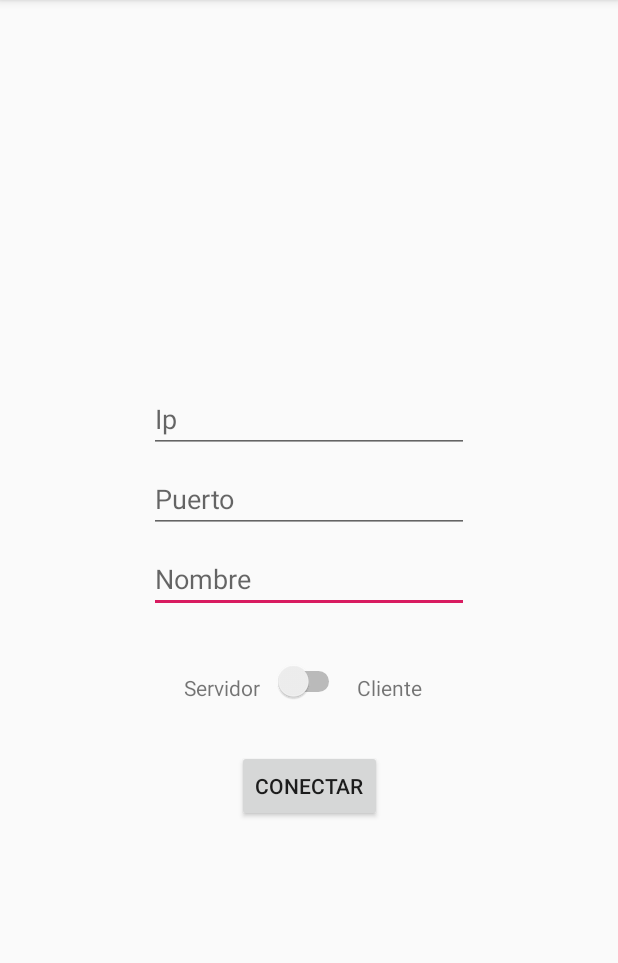
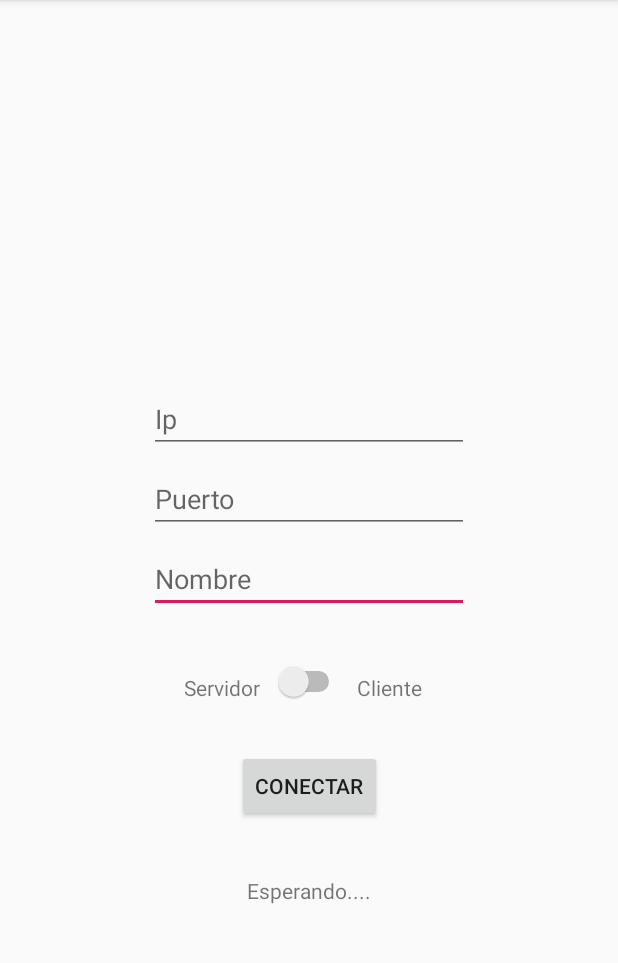
Before and after one commit to 0xBroom/chatxdV1, an Android app: the screen it shows after launch (ConfigActivity), on a phone screen of 412 x 824 dp, the part 84-1047 px from its top. Run offline under Robolectric (Android 15) with nearby library versions, the phone set to English and light mode, and no system bars.

```diff
--- a/app/src/main/java/es/fempa/estebanescobar/chatxd/ConfigActivity.java
+++ b/app/src/main/java/es/fempa/estebanescobar/chatxd/ConfigActivity.java
@@ -4,23 +4,37 @@ import androidx.appcompat.app.AppCompatActivity;
 
 import android.os.Bundle;
 import android.view.View;
+import android.widget.EditText;
 import android.widget.Switch;
+import android.widget.TextView;
 
 public class ConfigActivity extends AppCompatActivity {
     Switch s;
+    private static TextView test;
+    private EditText etIP;
+    private EditText etPort;
 
     @Override
     protected void onCreate(Bundle savedInstanceState) {
         super.onCreate(savedInstanceState);
         setContentView(R.layout.activity_config);
-        s = (Switch) findViewById(R.id.switch1);
+        s = findViewById(R.id.switch1);
+        test = findViewById(R.id.test);
+        etIP = findViewById(R.id.etIP);
+        etPort = findViewById(R.id.etPort);
     }
 
     public void connect(View v){
         if(s.isChecked()){
             //Cliente
+            Hilos.openClient(Integer.parseInt(etPort.getText().toString()),etIP.getText().toString());
         }else{
             //Servidor
+            Hilos.openServer(Integer.parseInt(etPort.getText().toString()));
         }
     }
+
+    public static void changeText(String ip){
+        test.setText("Conectado");
+    }
 }
--- a/app/src/main/res/layout/activity_config.xml
+++ b/app/src/main/res/layout/activity_config.xml
@@ -18,7 +18,7 @@
         app:layout_constraintStart_toStartOf="parent" />
 
     <EditText
-        android:id="@+id/editText"
+        android:id="@+id/etName"
         android:layout_width="wrap_content"
         android:layout_height="wrap_content"
         android:layout_marginBottom="32dp"
@@ -30,26 +30,26 @@
         app:layout_constraintStart_toStartOf="parent" />
 
     <EditText
-        android:id="@+id/editText2"
+        android:id="@+id/etPort"
         android:layout_width="wrap_content"
         android:layout_height="wrap_content"
         android:layout_marginBottom="8dp"
         android:ems="10"
         android:hint="@string/port"
         android:inputType="textPersonName"
-        app:layout_constraintBottom_toTopOf="@+id/editText"
+        app:layout_constraintBottom_toTopOf="@+id/etName"
         app:layout_constraintEnd_toEndOf="parent"
         app:layout_constraintStart_toStartOf="parent" />
 
     <EditText
-        android:id="@+id/editText3"
+        android:id="@+id/etIP"
         android:layout_width="wrap_content"
         android:layout_height="wrap_content"
         android:layout_marginBottom="8dp"
         android:ems="10"
         android:hint="@string/ip"
         android:inputType="textPersonName"
-        app:layout_constraintBottom_toTopOf="@+id/editText2"
+        app:layout_constraintBottom_toTopOf="@+id/etPort"
         app:layout_constraintEnd_toEndOf="parent"
         app:layout_constraintStart_toStartOf="parent" />
 
@@ -79,4 +79,14 @@
         android:text="@string/client"
         app:layout_constraintBottom_toBottomOf="@+id/switch1"
         app:layout_constraintStart_toEndOf="@+id/switch1" />
+
+    <TextView
+        android:id="@+id/test"
+        android:layout_width="wrap_content"
+        android:layout_height="wrap_content"
+        android:layout_marginTop="36dp"
+        android:text="Esperando...."
+        app:layout_constraintEnd_toEndOf="parent"
+        app:layout_constraintStart_toStartOf="parent"
+        app:layout_constraintTop_toBottomOf="@+id/button" />
 </androidx.constraintlayout.widget.ConstraintLayout>
```
Also changed, not shown: app/src/main/java/es/fempa/estebanescobar/chatxd/Hilos.java (added, +64 -0 lines), app/src/main/java/es/fempa/estebanescobar/chatxd/SocketData.java (+21 -44 lines).
